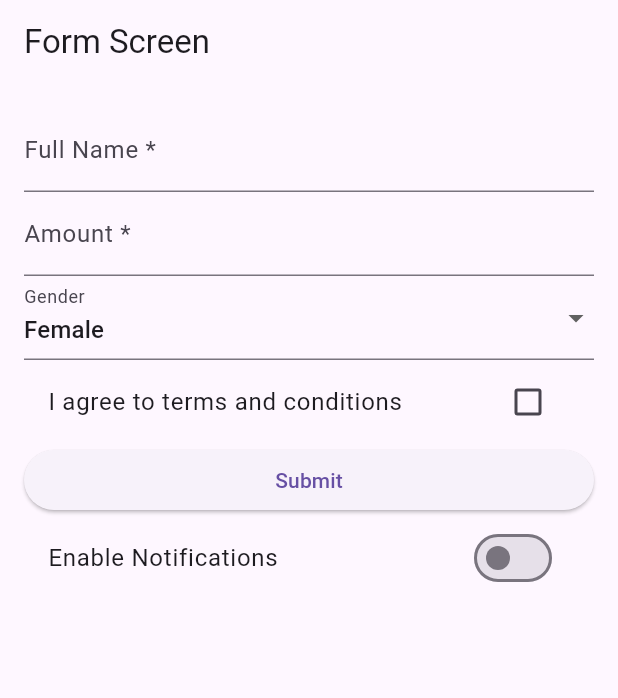
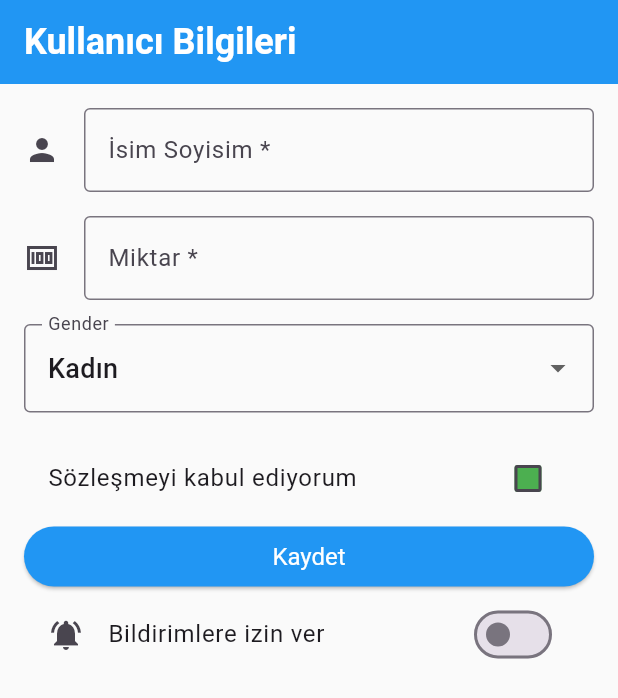
Before and after one commit to esrakalkann/kullanici_bilgi_formu, a Flutter app: the screen it shows after launch, on a phone screen of 412 x 824 dp. Shown: the top 698 px of the screen. Run offline on Flutter 3.47's test engine with Material 3 defaults, Android fonts, the phone set to English and light mode, and no system bars.

Commit message:
required design changes and unfinished edit button

```diff
--- a/lib/main.dart
+++ b/lib/main.dart
@@ -1,6 +1,6 @@
 import 'package:flutter/material.dart';
-import 'package:user_info_form/screens/form_page.dart';
-
+import 'package:user_info_form/screens/form_input_screen.dart';
+import 'package:user_info_form/theme/app_theme.dart';
 
 void main() {
   runApp(const MyApp());
@@ -13,9 +13,7 @@ class MyApp extends StatelessWidget {
   Widget build(BuildContext context) {
     return MaterialApp(
       title: 'Bilgi Formu',
-      theme: ThemeData(
-        primarySwatch: Colors.blue,
-      ),
+      theme: AppTheme.lightTheme,
       home: const FormScreen(),
     );
   }
--- a/lib/screens/form_page.dart
+++ b/lib/screens/form_input_screen.dart
@@ -1,9 +1,11 @@
 import 'package:flutter/material.dart';
-import 'package:user_info_form/models.dart/user_model.dart';
-import 'package:user_info_form/screens/info_sum.dart';
+import 'package:user_info_form/models/user_form_model.dart';
+import 'package:user_info_form/screens/form_summary_screen.dart';
+import 'package:user_info_form/theme/app_theme.dart';
 
 class FormScreen extends StatefulWidget {
-  const FormScreen({super.key});
+    final UserModel? user;
+  const FormScreen({super.key,this.user});
 
   @override
   State<FormScreen> createState() => _FormScreenState();
@@ -50,18 +52,20 @@ class _FormScreenState extends State<FormScreen> {
   @override
   Widget build(BuildContext context) {
     return Scaffold(
-      appBar: AppBar(title: const Text("Form Screen")),
+      appBar: AppBar(title: const Text("Kullanıcı Bilgileri")),
       body: Padding(
         padding: const EdgeInsets.all(16),
         child: Form(
           key: _formKey,
           child: ListView(
+
             children: [
+
               TextFormField(
                 decoration: const InputDecoration(
-                  //icon: Icon(Icons.person),
+                  icon: Icon(Icons.person),
                   //hintText: 'What do people call you?',
-                  labelText: 'Full Name *',
+                  labelText: 'İsim Soyisim *',
                 ),
                 onSaved: (String? value) {
                   // This optional block of code can be used to run
@@ -70,21 +74,23 @@ class _FormScreenState extends State<FormScreen> {
                 },
                 validator: (value) {
                   if (value == null || value.isEmpty) {
-                    return 'Please enter your name';
+                    return 'Lütfen isim ve soyisminizi giriniz';
                   }
-                    final words = value.trim().split(' ');
-  if (words.length < 2) {
-    return 'Please enter both name and surname';
-  }
+                  final words = value.trim().split(' ');
+                  if (words.length < 2) {
+                    return 'Lütfen isim ve soyisminizi giriniz';
+                  }
                   return null;
                 },
               ),
+               const SizedBox(height: 16),
               //Flutterdocs Widget TextFormField üzerindeki örnek ile
               TextFormField(
                 decoration: const InputDecoration(
-                  labelText: 'Amount *',
+                  labelText: 'Miktar *',
+                  icon: Icon(Icons.money_sharp),
                   hintText:
-                      'Please enter the amount of money you want to withdraw',
+                      'Lütfen çekmek istediğiniz miktarı giriniz',
                 ),
                 onSaved: (String? value) {
                   _amount = value ?? '';
@@ -93,51 +99,59 @@ class _FormScreenState extends State<FormScreen> {
                 keyboardType: TextInputType.number,
                 validator: (value) {
                   if (value == null || value.isEmpty) {
-                    return 'Miktar giriniz';
+                    return 'Lütfen miktar giriniz';
                   }
                   final number = double.tryParse(value);
                   if (number == null || number <= 0) {
-                    return 'Geçerli bir miktar giriniz';
+                    return 'Lütfen geçerli bir miktar';
                   }
                   return null;
                 },
               ),
-
+   const SizedBox(height: 16),
               DropdownButtonFormField<String>(
                 decoration: const InputDecoration(labelText: "Gender"),
+
                 value: _gender,
                 items: const [
-                  DropdownMenuItem(value: 'female', child: Text('Female')),
-                  DropdownMenuItem(value: 'male', child: Text('Male')),
-                  DropdownMenuItem(value: 'other', child: Text('Other')),
+                  DropdownMenuItem(value: 'female', child: Text('Kadın'),),
+
+                  DropdownMenuItem(value: 'male', child: Text('Erkek')),
+                  DropdownMenuItem(value: 'other', child: Text('Diğer')),
                 ],
                 onChanged: (value) {
                   setState(() {
                     _gender = value ?? 'female';
+
                   });
+
                 },
               ),
+               const SizedBox(height: 16),
               //CheckboxListTile içinde validator kullanılamaz çünkü CheckboxListTile doğrudan bir FormField widget’ı değildir.
               CheckboxListTile(
-                title: const Text("I agree to terms and conditions"),
+                title: const Text("Sözleşmeyi kabul ediyorum"),
                 value: _isAgreed,
                 onChanged: (value) {
                   setState(() {
                     _isAgreed = value ?? false;
                   });
-
                 },
               ),
               ElevatedButton(
                 onPressed: _submitForm,
-                child: const Text("Submit"),
+                child: const Text("Kaydet"),
               ),
 
               SwitchListTile(
-                title: const Text("Enable Notifications"),
+                title: const Text("Bildirimlere izin ver"),
                 value: _notificationsEnabled,
+
                 onChanged: (value) =>
                     setState(() => _notificationsEnabled = value),
+                    activeColor: AppTheme.secondaryColor,
+                    secondary: const Icon(Icons.notifications_active),
+
               ),
             ],
           ),
```
Also changed, not shown: lib/screens/form_summary_screen.dart (added, +73 -0 lines), lib/screens/info_sum.dart (deleted, +0 -61 lines), lib/models/user_form_model.dart (renamed from lib/models.dart/user_model.dart).
